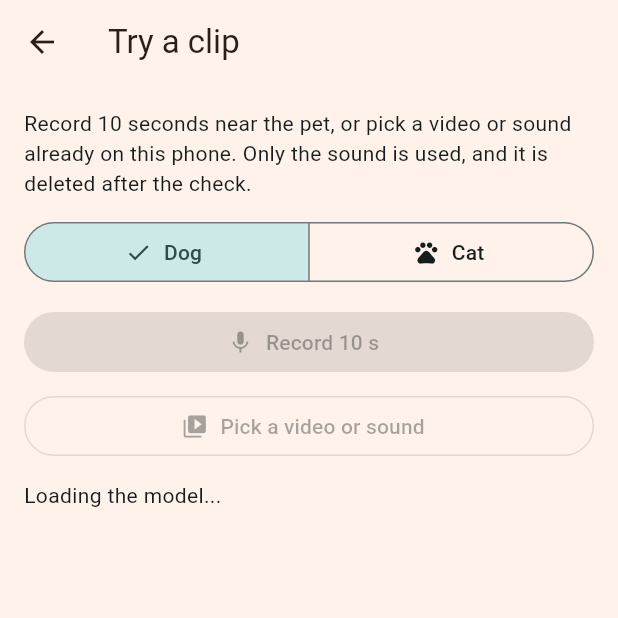
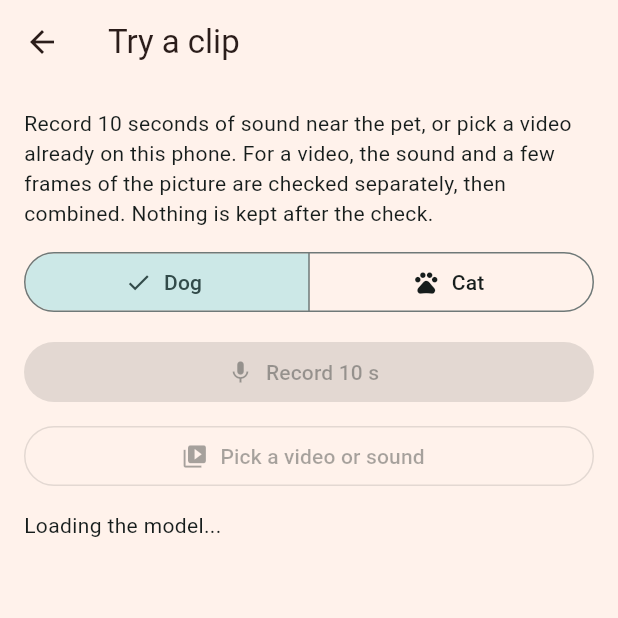
Before and after one commit to Emmapoky/MyPet, a Flutter app: the TryLivePage screen opened directly, on a phone screen of 412 x 824 dp, the top half of it. Run offline on Flutter 3.47's test engine with Material 3 defaults, Android fonts, the phone set to English and light mode, and no system bars; our stand-ins replace audioplayers, camera, cloud_firestore, file_picker, firebase_auth, firebase_core and 7 more; missing offline and left inert: ffmpeg_kit_flutter_new, flutter_onnxruntime, record; accounts and stored records are empty.

Commit message:
Step 11 results: picture gate and dog feeling from photos (F1 0.83, uploader labels), combine weight 0.3 sound; ML Lab Try a clip checks the picture of a picked video
Co-Authored-By: Claude Opus 5.5 <noreply@anthropic.com>
Claude-Session: https://claude.ai/code/session_012zakxpWUGHuGZ5GkHEhVFK

```diff
--- a/ml/flutter/behaviour_bench/lib/analysis.dart
+++ b/ml/flutter/behaviour_bench/lib/analysis.dart
@@ -4,26 +4,61 @@
 //    clearly come from the chosen animal, say so instead of guessing a feeling.
 // 2. Cats: the feeling model was trained on meows only (CatMeows), so it only
 //    answers when the sound is a meow. Purring or hissing is shown as evidence.
-// 3. If the most likely feeling is below [unsureBelow], say "Not sure" and show
+// 3. Picture (step 11, when photo_classifiers.json is in assets): a free CLIP image model
+//    checks a dog or cat is in view. For dogs it also reads the feeling, and the two are
+//    combined as p = w * sound + (1 - w) * picture, with w from held-out scores.
+// 4. If the most likely feeling is below [unsureBelow], say "Not sure" and show
 //    all the likelihoods. The cut-off comes from the held-out results (step 10).
 import 'dart:convert';
+import 'dart:typed_data';
 
 import 'package:flutter/services.dart';
 
 import 'test_library.dart' show Classifier, SoundEvidence, argmax;
 
 class CheckResult {
-  CheckResult(this.headline, this.reason, this.feelings, this.sounds);
+  CheckResult(this.headline, this.reason, this.feelings, this.sounds, [this.picture]);
   final String headline;
   final String? reason;
   final List<(String, double)> feelings;
   final List<(String, double)> sounds;
+  final String? picture;
+}
+
+/// The picture half (photo_classifiers.json from tool/build_photo_check.py).
+class PhotoCheck {
+  PhotoCheck(Map<String, dynamic> j)
+      : gate = SoundEvidence(j['gate'] as Map<String, dynamic>),
+        dog = Classifier(j['dog_photo'] as Map<String, dynamic>),
+        soundWeight = ((j['combine'] as Map)['sound_weight'] as num).toDouble(),
+        inputName = j['input_name'] as String? ?? 'pixel_values',
+        outputName = j['output'] as String? ?? 'image_embeds',
+        mean = (j['mean'] as List).map((v) => (v as num).toDouble()).toList(),
+        std = (j['std'] as List).map((v) => (v as num).toDouble()).toList();
+  final SoundEvidence gate;
+  final Classifier dog;
+  final double soundWeight;
+  final String inputName, outputName;
+  final List<double> mean, std;
+
+  /// 224x224 RGB bytes -> model input [1, 3, 224, 224], channels first.
+  Float32List toInput(Uint8List rgb) {
+    const n = 224 * 224;
+    final out = Float32List(3 * n);
+    for (var i = 0; i < n; i++) {
+      for (var c = 0; c < 3; c++) {
+        out[c * n + i] = (rgb[3 * i + c] / 255.0 - mean[c]) / std[c];
+      }
+    }
+    return out;
+  }
 }
 
 class Analysis {
-  Analysis(this.clf, this.sound);
+  Analysis(this.clf, this.sound, [this.photo]);
   final Map<String, Classifier> clf;
   final SoundEvidence sound;
+  final PhotoCheck? photo;
 
   /// Below this, the top feeling is shown as "Not sure" (set in step 10 from held-out data).
   static const unsureBelow = 0.5;
@@ -32,10 +67,26 @@ class Analysis {
     const dir = 'assets/test_library';
     final c = jsonDecode(await rootBundle.loadString('$dir/classifiers.json')) as Map<String, dynamic>;
     final s = SoundEvidence(jsonDecode(await rootBundle.loadString('$dir/sound_evidence.json')));
-    return Analysis(c.map((k, v) => MapEntry(k, Classifier(v))), s);
+    PhotoCheck? p;
+    try {
+      p = PhotoCheck(jsonDecode(await rootBundle.loadString('$dir/photo_classifiers.json')));
+    } catch (_) {} // picture check not built yet: sound only
+    return Analysis(c.map((k, v) => MapEntry(k, Classifier(v))), s, p);
   }
 
-  CheckResult check(List<double> emb, String species) {
+  CheckResult check(List<double> emb, String species, [List<double>? img]) {
+    final r = _check(emb, species, img);
+    if (img == null || photo == null) return r;
+    final seen = photo!.gate.speciesOf(photo!.gate.probs(img));
+    final note = seen == species
+        ? 'Picture: a $species is in view.'
+        : seen == 'other'
+            ? 'Picture: could not clearly see a dog or cat.'
+            : 'Picture: this looks like a $seen, not a $species.';
+    return CheckResult(r.headline, r.reason, r.feelings, r.sounds, note);
+  }
+
+  CheckResult _check(List<double> emb, String species, List<double>? img) {
     final ps = sound.probs(emb);
     final order = List.generate(ps.length, (i) => i)..sort((a, b) => ps[b].compareTo(ps[a]));
     final sounds = [for (final i in order) (sound.names[i], ps[i])];
@@ -52,7 +103,12 @@ class Analysis {
           'The sound itself is shown as evidence.', const [], sounds);
     }
     final c = clf[species == 'cat' ? 'cat_context' : 'dog_report']!;
-    final p = c.probs(emb);
+    var p = c.probs(emb);
+    final ph = photo;
+    if (species == 'dog' && img != null && ph != null && ph.gate.speciesOf(ph.gate.probs(img)) == 'dog') {
+      final pp = ph.dog.probs(img); // same four labels, same order as dog_report
+      p = [for (var i = 0; i < p.length; i++) ph.soundWeight * p[i] + (1 - ph.soundWeight) * pp[i]];
+    }
     final k = argmax(p);
     final feelings = [for (final i in (List.generate(p.length, (i) => i)..sort((a, b) => p[b].compareTo(p[a])))) (c.names[i], p[i])];
     if (p[k] < unsureBelow) {
--- a/ml/flutter/behaviour_bench/lib/test_library.dart
+++ b/ml/flutter/behaviour_bench/lib/test_library.dart
@@ -34,7 +34,7 @@ const taskTitles = {
 /// CLAP zero-shot sound labels shown as evidence (report 4.2), from sound_evidence.json.
 class SoundEvidence {
   SoundEvidence(Map<String, dynamic> j)
-      : names = List<String>.from(j['names']),
+      : names = List<String>.from(j['names'] ?? j['keys']),
         keys = List<String>.from(j['keys']),
         species = List<String>.from(j['species']),
         scale = (j['scale'] as num).toDouble(),
--- a/ml/flutter/behaviour_bench/lib/try_live.dart
+++ b/ml/flutter/behaviour_bench/lib/try_live.dart
@@ -1,8 +1,9 @@
 // MyPet ML step 10: try the behaviour check on a real pet.
 //
 // Record 10 s with the microphone (report Table 4.1), or pick a video or sound
-// file already on the phone (for example a video of a relative's cat). Only the
-// sound is used: a video's soundtrack is extracted, the picture is never read.
+// file already on the phone (for example a video of a relative's cat). For a video,
+// the soundtrack goes through CLAP and three frames through the CLIP image model
+// (step 11, when its files are in assets), and the two are combined.
 // The clip is analysed on the phone and deleted straight after (FR-N02).
 import 'dart:io';
 import 'dart:math' as math;
@@ -58,6 +59,8 @@ class _TryLivePageState extends State<TryLivePage> {
   int _seconds = 0;
   bool _busy = false;
   CheckResult? _result;
+  List<Uint8List>? _frames;
+  OrtSession? _vision;
 
   @override
   void initState() {
@@ -81,6 +84,7 @@ class _TryLivePageState extends State<TryLivePage> {
   void dispose() {
     _rec.dispose();
     _session?.close();
+    _vision?.close();
     super.dispose();
   }
 
@@ -104,6 +108,7 @@ class _TryLivePageState extends State<TryLivePage> {
       await Future.delayed(const Duration(seconds: 1));
     }
     await _rec.stop();
+    _frames = null; // the Lab records sound only; pick a video to test the picture too
     await _analyseFile(path, fromRecording: true);
   }
 
@@ -119,6 +124,25 @@ class _TryLivePageState extends State<TryLivePage> {
     // Any audio or video file -> 48 kHz mono 16-bit WAV (soundtrack only).
     final wav = await _tmp('picked.wav');
     final s = await FFmpegKit.execute('-y -i "$src" -vn -ac 1 -ar $sampleRate -c:a pcm_s16le "$wav"');
+    // Picture (step 11): one frame a second, scaled and centre-cropped to 224x224 like the Python side.
+    List<Uint8List>? frames;
+    if (_analysis?.photo != null) {
+      final raw = await _tmp('frames.rgb');
+      await FFmpegKit.execute('-y -i "$src" -an -vf "fps=1,scale=224:224:force_original_aspect_ratio=increase:'
+          'flags=bicubic,crop=224:224" -pix_fmt rgb24 -f rawvideo "$raw"');
+      final f = File(raw);
+      if (await f.exists()) {
+        final b = await f.readAsBytes();
+        const size = 224 * 224 * 3;
+        final all = [for (var i = 0; i + size <= b.length; i += size) Uint8List.sublistView(b, i, i + size)];
+        await f.delete();
+        if (all.isNotEmpty) {
+          // three evenly spaced frames
+          frames = [for (final k in [0.2, 0.5, 0.8]) all[((all.length - 1) * k).round()]];
+        }
+      }
+    }
+    _frames = frames;
     if (!(await File(wav).exists()) || (await s.getReturnCode())?.isValueSuccess() != true) {
       setState(() {
         _busy = false;
@@ -145,7 +169,8 @@ class _TryLivePageState extends State<TryLivePage> {
         await v.dispose();
       }
       final n = math.sqrt(e.fold(0.0, (s, v) => s + v * v));
-      final r = _analysis!.check(e.map((v) => v / n).toList(), _species);
+      final img = await _pictureEmbedding();
+      final r = _analysis!.check(e.map((v) => v / n).toList(), _species, img);
       setState(() {
         _result = r;
         _status = 'Done in ${sw.elapsedMilliseconds} ms';
@@ -157,6 +182,29 @@ class _TryLivePageState extends State<TryLivePage> {
     }
   }
 
+  /// Average CLIP image embedding of the picked video's frames, scaled to length 1.
+  Future<List<double>?> _pictureEmbedding() async {
+    final ph = _analysis?.photo;
+    final frames = _frames;
+    _frames = null;
+    if (ph == null || frames == null) return null;
+    _vision ??= await OnnxRuntime().createSessionFromAsset('assets/models/clip_vision_quantized.onnx');
+    List<double>? sum;
+    for (final f in frames) {
+      final input = await OrtValue.fromList(ph.toInput(f), [1, 3, 224, 224]);
+      final out = await _vision!.run({ph.inputName: input});
+      final e = (await out[ph.outputName]!.asFlattenedList()).map((v) => (v as num).toDouble()).toList();
+      await input.dispose();
+      for (final v in out.values) {
+        await v.dispose();
+      }
+      final n = math.sqrt(e.fold(0.0, (s, v) => s + v * v));
+      sum = sum == null ? [for (final v in e) v / n] : [for (var i = 0; i < e.length; i++) sum[i] + e[i] / n];
+    }
+    final n = math.sqrt(sum!.fold(0.0, (s, v) => s + v * v));
+    return [for (final v in sum) v / n];
+  }
+
   @override
   Widget build(BuildContext context) {
     final ready = _analysis != null && _session != null;
@@ -164,8 +212,9 @@ class _TryLivePageState extends State<TryLivePage> {
     return Scaffold(
       appBar: AppBar(title: const Text('Try a clip')),
       body: ListView(padding: const EdgeInsets.all(16), children: [
-        const Text('Record 10 seconds near the pet, or pick a video or sound already on this phone. '
-            'Only the sound is used, and it is deleted after the check.'),
+        const Text('Record 10 seconds of sound near the pet, or pick a video already on this phone. '
+            'For a video, the sound and a few frames of the picture are checked separately, then combined. '
+            'Nothing is kept after the check.'),
         const SizedBox(height: 12),
         SegmentedButton<String>(
           segments: const [
@@ -198,6 +247,7 @@ class _TryLivePageState extends State<TryLivePage> {
               child: Column(crossAxisAlignment: CrossAxisAlignment.start, spacing: 8, children: [
                 Text(r.headline, style: Theme.of(context).textTheme.titleLarge),
                 if (r.reason != null) Text(r.reason!),
+                if (r.picture != null) Text(r.picture!),
                 for (final (name, p) in r.feelings)
                   Row(children: [
                     SizedBox(width: 190, child: Text(name)),
--- /dev/null
+++ b/ml/results/11_photo_check.json
@@ -0,0 +1 @@
+{"gate_cifar10": {"dog": {"images": 1000, "right": 886}, "cat": {"images": 1000, "right": 717}, "other": {"images": 8000, "right": 7693}}, "dog_photo": {"images": 800, "accuracy": 0.84, "macro_f1": 0.84, "without_near_copies": {"images": 739, "accuracy": 0.831, "macro_f1": 0.829}, "near_copies_in_test": 61, "confusion_rows_true_cols_pred": [[186, 6, 1, 9], [9, 158, 32, 3], [2, 24, 169, 2], [19, 7, 14, 159]], "class_order": ["happy", "calm", "sad_uneasy", "upset"], "train_images": 3200, "C": 0.01, "class_weight": null}, "gate_dog_emotion_test": {"images": 800, "said_dog": 790, "said_cat": 3}, "combine": {"sound_weight": 0.3, "f1_sound_held_out": 0.362, "f1_picture_held_out": 0.829, "rule": "dogs: p = w * p_sound + (1 - w) * p_picture on the four report labels; cats: sound only, picture confirms a cat is in view"}, "note": "Dog photo labels are the uploader's, method not stated. Combine weight from held-out macro F1 on separate datasets, not from paired clips."}
```
Also changed, not shown: 2 other files.
